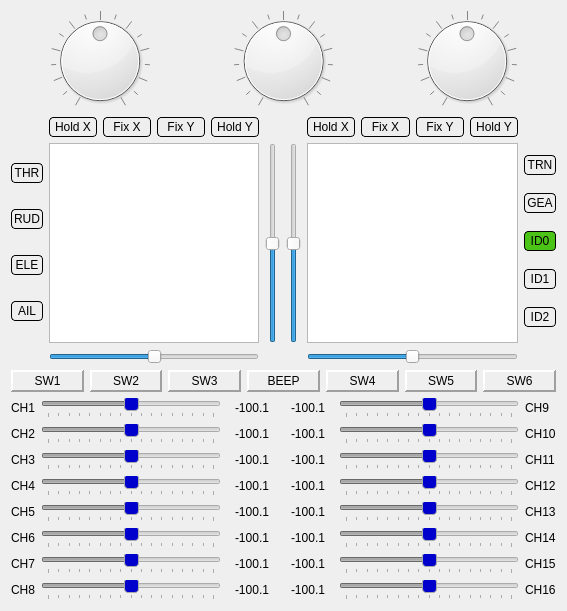
First picture: the form in src/simulatordialog.ui, repository xhorizont/eepe, before the edit.
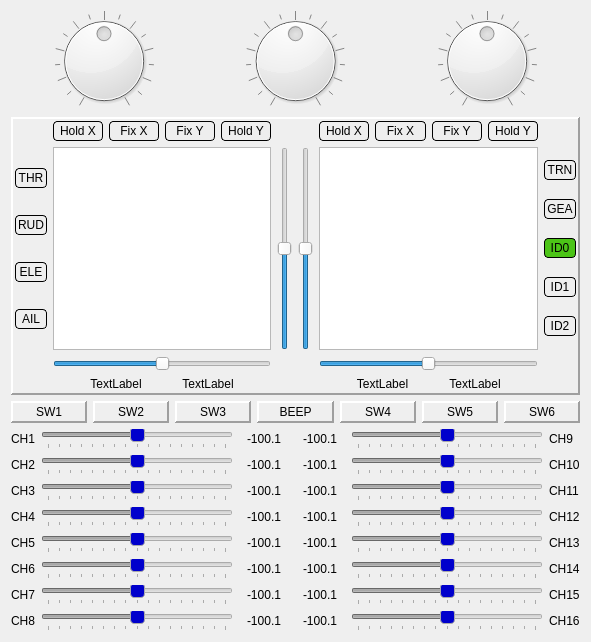
Second picture: the form after the edit. Icons and pictures are not drawn.

What changed in the file:
```diff
--- a/src/simulatordialog.ui
+++ b/src/simulatordialog.ui
@@ -6,8 +6,8 @@
    <rect>
     <x>0</x>
     <y>0</y>
-    <width>567</width>
-    <height>611</height>
+    <width>591</width>
+    <height>642</height>
    </rect>
   </property>
   <property name="windowTitle">
@@ -110,7 +110,20 @@
     </layout>
    </item>
    <item>
+    <widget class="QFrame" name="controlFrame">
+     <property name="frameShape">
+      <enum>QFrame::Panel</enum>
+     </property>
+     <property name="frameShadow">
+      <enum>QFrame::Raised</enum>
+     </property>
+     <property name="lineWidth">
+      <number>2</number>
+     </property>
     <layout class="QHBoxLayout" name="horizontalLayout_5">
+      <property name="margin">
+       <number>2</number>
+      </property>
      <item>
       <layout class="QGridLayout" name="gridLayout" columnstretch="0,0,0">
        <item row="1" column="2">
@@ -126,19 +139,6 @@
          </property>
         </widget>
        </item>
-       <item row="2" column="1">
-        <widget class="QSlider" name="trimHLeft">
-         <property name="minimum">
-          <number>-125</number>
-         </property>
-         <property name="maximum">
-          <number>125</number>
-         </property>
-         <property name="orientation">
-          <enum>Qt::Horizontal</enum>
-         </property>
-        </widget>
-       </item>
        <item row="1" column="1">
         <widget class="QGraphicsView" name="leftStick">
          <property name="minimumSize">
@@ -369,6 +369,49 @@
          </item>
         </layout>
        </item>
+        <item row="7" column="1">
+         <layout class="QHBoxLayout" name="horizontalLayout_6">
+          <property name="leftMargin">
+           <number>20</number>
+          </property>
+          <property name="rightMargin">
+           <number>20</number>
+          </property>
+          <item>
+           <widget class="QLabel" name="leftXPerc">
+            <property name="text">
+             <string>TextLabel</string>
+            </property>
+            <property name="alignment">
+             <set>Qt::AlignCenter</set>
+            </property>
+           </widget>
+          </item>
+          <item>
+           <widget class="QLabel" name="leftYPerc">
+            <property name="text">
+             <string>TextLabel</string>
+            </property>
+            <property name="alignment">
+             <set>Qt::AlignCenter</set>
+            </property>
+           </widget>
+          </item>
+         </layout>
+        </item>
+        <item row="2" column="1">
+         <widget class="QSlider" name="trimHLeft">
+          <property name="minimum">
+           <number>-125</number>
+          </property>
+          <property name="maximum">
+           <number>125</number>
+          </property>
+          <property name="orientation">
+           <enum>Qt::Horizontal</enum>
+          </property>
+         </widget>
+        </item>
       </layout>
      </item>
      <item>
@@ -402,19 +445,6 @@
          </property>
         </widget>
        </item>
-       <item row="2" column="1">
-        <widget class="QSlider" name="trimHRight">
-         <property name="minimum">
-          <number>-125</number>
-         </property>
-         <property name="maximum">
-          <number>125</number>
-         </property>
-         <property name="orientation">
-          <enum>Qt::Horizontal</enum>
-         </property>
-        </widget>
-       </item>
        <item row="1" column="2">
         <layout class="QVBoxLayout" name="verticalLayout_2">
          <item>
@@ -660,9 +690,53 @@
          </item>
         </layout>
        </item>
-      </layout>
-     </item>
-    </layout>
+        <item row="3" column="1">
+         <layout class="QHBoxLayout" name="horizontalLayout_7">
+          <property name="leftMargin">
+           <number>20</number>
+          </property>
+          <property name="rightMargin">
+           <number>20</number>
+          </property>
+          <item>
+           <widget class="QLabel" name="rightXPerc">
+            <property name="text">
+             <string>TextLabel</string>
+            </property>
+            <property name="alignment">
+             <set>Qt::AlignCenter</set>
+            </property>
+           </widget>
+          </item>
+          <item>
+           <widget class="QLabel" name="rightYPerc">
+            <property name="text">
+             <string>TextLabel</string>
+            </property>
+            <property name="alignment">
+             <set>Qt::AlignCenter</set>
+            </property>
+           </widget>
+          </item>
+         </layout>
+        </item>
+        <item row="2" column="1">
+         <widget class="QSlider" name="trimHRight">
+          <property name="minimum">
+           <number>-125</number>
+          </property>
+          <property name="maximum">
+           <number>125</number>
+          </property>
+          <property name="orientation">
+           <enum>Qt::Horizontal</enum>
+          </property>
+         </widget>
+        </item>
+       </layout>
+      </item>
+     </layout>
+    </widget>
    </item>
    <item>
     <layout class="QHBoxLayout" name="horizontalLayout">
```
Lines whose indentation alone changed are shown as unchanged.
